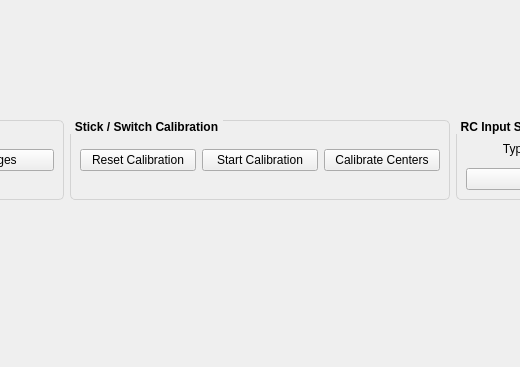
First picture: the form in ui_rc_input.ui, repository korken89/kfly_gui, before the edit; both pictures show x 257 to 777 and y 264 to 631 of the 1074 by 631 pixel window.
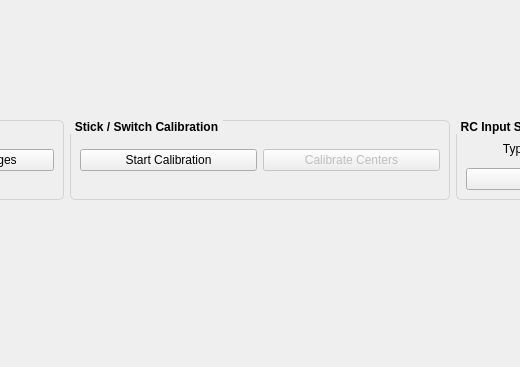
Second picture: the form after the edit. Custom widgets are drawn as their Qt base class.

Commit message: Working rc input calibration, added connection_established signal

Patch:
```diff
--- a/ui_rc_input.ui
+++ b/ui_rc_input.ui
@@ -332,13 +332,6 @@
         <string>Stick / Switch Calibration</string>
        </property>
        <layout class="QHBoxLayout" name="horizontalLayout_2">
-        <item>
-         <widget class="QPushButton" name="buttonResetCal">
-          <property name="text">
-           <string>Reset Calibration</string>
-          </property>
-         </widget>
-        </item>
         <item>
          <widget class="QPushButton" name="buttonStartStopCal">
           <property name="text">
@@ -348,6 +341,9 @@
         </item>
         <item>
          <widget class="QPushButton" name="buttonCenterCal">
+          <property name="enabled">
+           <bool>false</bool>
+          </property>
           <property name="text">
            <string>Calibrate Centers</string>
           </property>
```
Left out of the diff: 2 changed lines with no effect on the pictures. The commit also changes 11 other files.
